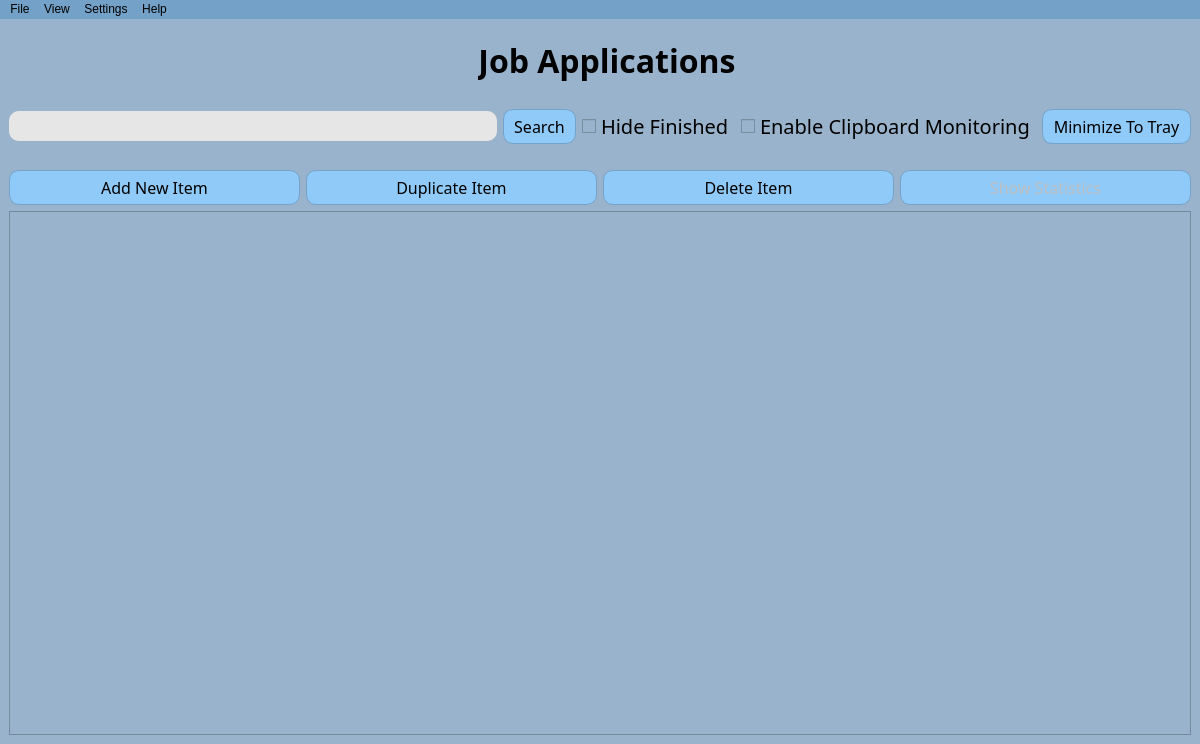
xbandrade/my-jobz, file ui/mainwindow.ui: the form before one commit.
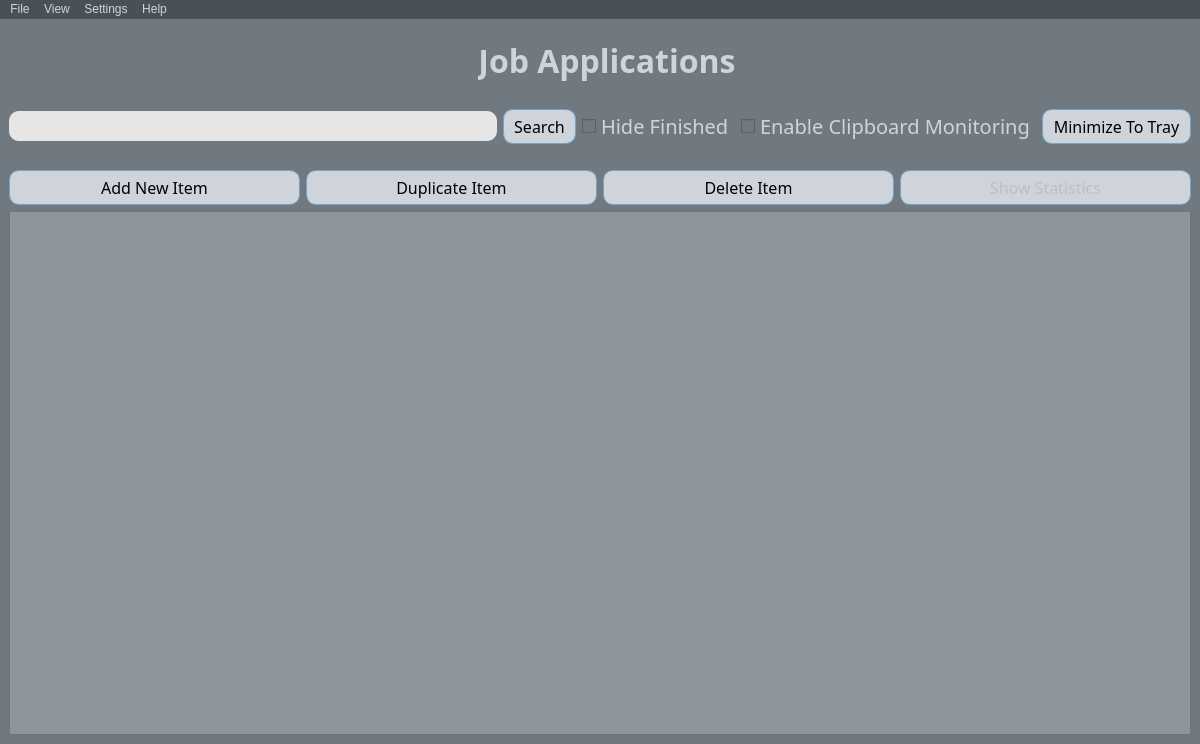
The form after the commit. Icons and pictures are not drawn.

```diff
--- a/ui/mainwindow.ui
+++ b/ui/mainwindow.ui
@@ -36,11 +36,11 @@
    </property>
    <property name="styleSheet">
     <string notr="true">QWidget {
-    background-color: rgb(153,179,204);
+    background-color: #717980;
 }
 
 QPushButton {
-	background-color: #90CAF9 ;
+	background-color: #CED4DA ;
 	border-radius: 10px;
  	padding: 5px 10px; 
 	border: 1px solid #74A2C9;
@@ -51,7 +51,11 @@
 }
 
 QPushButton:pressed {
-    background-color: #42A5F5; 
+    background-color: #6C757D; 
+}
+
+QCheckBox {
+	color: #CED4DA;
 }</string>
    </property>
    <layout class="QVBoxLayout" name="verticalLayout_2">
@@ -142,7 +146,7 @@
           </property>
           <property name="styleSheet">
            <string notr="true">QLabel {
-	color: black;
+	color: #CED4DA;
 	padding-top: 10px;
 }</string>
           </property>
@@ -188,6 +192,9 @@
         </property>
         <item>
          <widget class="QLineEdit" name="searchLineEdit">
+          <property name="enabled">
+           <bool>true</bool>
+          </property>
           <property name="sizeIncrement">
            <size>
             <width>0</width>
@@ -211,6 +218,9 @@
         </item>
         <item>
          <widget class="QPushButton" name="searchButton">
+          <property name="enabled">
+           <bool>true</bool>
+          </property>
           <property name="font">
            <font>
             <family>Nunito</family>
@@ -224,6 +234,9 @@
         </item>
         <item>
          <widget class="QCheckBox" name="hideFinishedCheckBox">
+          <property name="enabled">
+           <bool>false</bool>
+          </property>
           <property name="font">
            <font>
             <family>Nunito</family>
@@ -237,6 +250,9 @@
         </item>
         <item>
          <widget class="QCheckBox" name="clipboardMonitorCheckBox">
+          <property name="enabled">
+           <bool>false</bool>
+          </property>
           <property name="font">
            <font>
             <family>Nunito</family>
@@ -337,7 +353,12 @@
          </font>
         </property>
         <property name="styleSheet">
-         <string notr="true"/>
+         <string notr="true">QTableView {
+	background-color: #8d959d;
+}
+QTableView::item:selected {
+	background-color: #6C757D ;
+}</string>
         </property>
         <attribute name="horizontalHeaderCascadingSectionResizes">
          <bool>false</bool>
@@ -358,7 +379,14 @@
     </rect>
    </property>
    <property name="styleSheet">
-    <string notr="true">QWidget { background-color: rgb(115,161,199); }</string>
+    <string notr="true">QMenuBar::item:selected {
+	background-color: #ADB5BD;
+	color: #343A40;
+}
+QWidget {
+	background-color: #495057;
+	color: #CED4DA;
+}</string>
    </property>
    <widget class="QMenu" name="menuFile">
     <property name="title">
```
Left out of the diff: 4 changed lines with no effect on the pictures.
